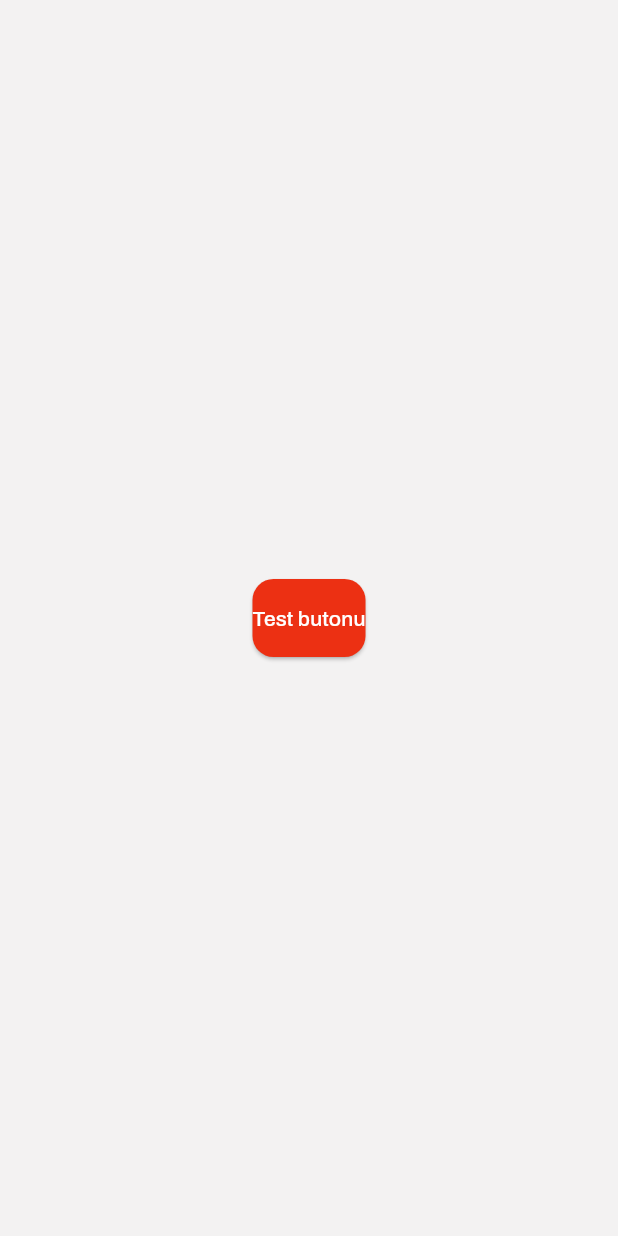
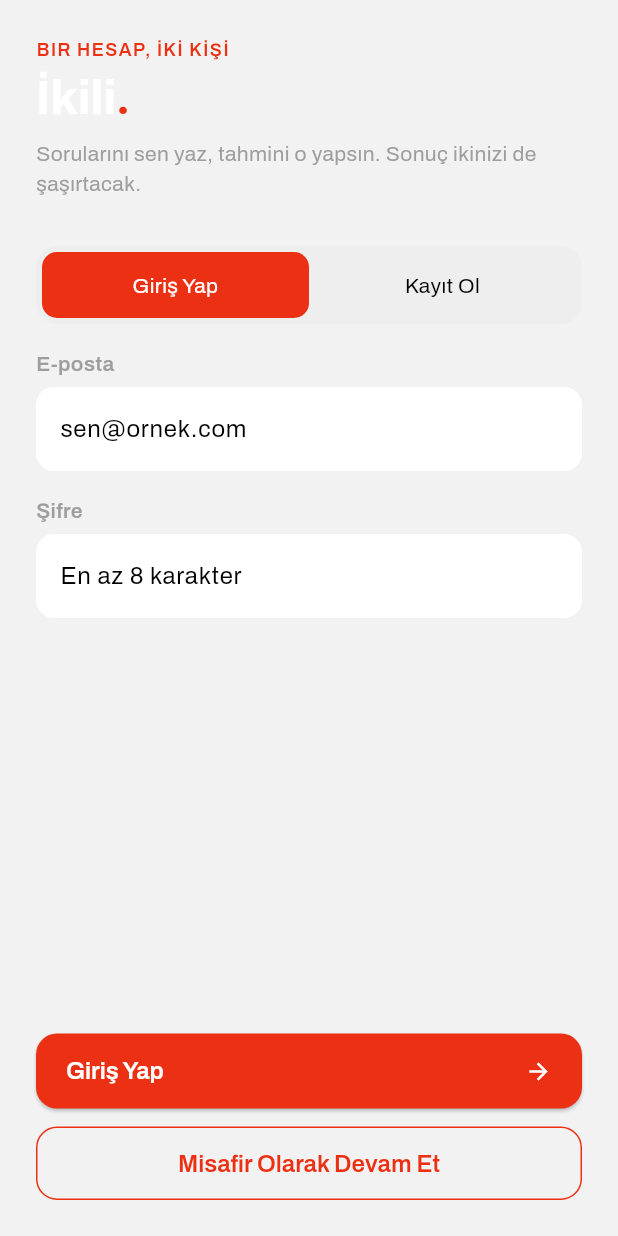
Before and after one commit to batuhangozegu/ikili-app, a Flutter app: the screen it shows after launch, on a phone screen of 412 x 824 dp. Run offline on Flutter 3.47's test engine with Material 3 defaults, Android fonts, the phone set to English and light mode, and no system bars; our stand-ins replace firebase_core, google_fonts; accounts and stored records are empty; generated files the repository leaves out were written again.

Commit message:
Complete login screen with reusable widgets and folder structure

```diff
--- a/lib/core/theme/app_theme.dart
+++ b/lib/core/theme/app_theme.dart
@@ -7,19 +7,27 @@ class AppTheme {
   static ThemeData light = ThemeData(
     brightness: Brightness.light,
     scaffoldBackgroundColor: const Color(0xFFF3F2F2),
-    colorScheme: ColorScheme.light(
-      primary: accent,
-      secondary: accent,
-    ),
+    colorScheme: ColorScheme.light(primary: accent, secondary: accent),
     textTheme: GoogleFonts.archivoTextTheme(),
     elevatedButtonTheme: ElevatedButtonThemeData(
       style: ElevatedButton.styleFrom(
         backgroundColor: accent,
         foregroundColor: Colors.white,
-        shape: RoundedRectangleBorder(
-          borderRadius: BorderRadius.circular(14),
+        textStyle: GoogleFonts.archivo(
+          fontWeight: FontWeight.w600,
+          fontSize: 16,
         ),
+        shape: RoundedRectangleBorder(borderRadius: BorderRadius.circular(14)),
         padding: const EdgeInsets.symmetric(vertical: 16),
+      ),
+    ),
+    outlinedButtonTheme: OutlinedButtonThemeData(
+      style: OutlinedButton.styleFrom(
+        textStyle: GoogleFonts.archivo(
+          fontWeight: FontWeight.w600,
+          fontSize: 16,
+        ),
+        shape: RoundedRectangleBorder(borderRadius: BorderRadius.circular(14)),
       ),
     ),
     inputDecorationTheme: InputDecorationTheme(
@@ -32,31 +40,54 @@ class AppTheme {
     ),
   );
 
+  static TextStyle heading = GoogleFonts.archivo(
+    fontSize: 32,
+    fontWeight: FontWeight.bold,
+  );
+
+  static TextStyle eyebrow = GoogleFonts.archivo(
+    fontSize: 12,
+    fontWeight: FontWeight.w600,
+    letterSpacing: 1,
+    color: accent,
+  );
+
+  static TextStyle body = GoogleFonts.archivo(fontSize: 14, color: Colors.grey);
+
   static ThemeData dark = ThemeData(
     brightness: Brightness.dark,
     scaffoldBackgroundColor: const Color(0xFF1A1918),
-    colorScheme: ColorScheme.dark(
-      primary: accent,
-      secondary: accent,
-    ),
+    colorScheme: ColorScheme.dark(primary: accent, secondary: accent),
     textTheme: GoogleFonts.archivoTextTheme(ThemeData.dark().textTheme),
     elevatedButtonTheme: ElevatedButtonThemeData(
       style: ElevatedButton.styleFrom(
         backgroundColor: accent,
         foregroundColor: Colors.white,
-        shape: RoundedRectangleBorder(
-          borderRadius: BorderRadius.circular(14),
+        textStyle: GoogleFonts.archivo(
+          fontWeight: FontWeight.w600,
+          fontSize: 16,
         ),
+        shape: RoundedRectangleBorder(borderRadius: BorderRadius.circular(14)),
         padding: const EdgeInsets.symmetric(vertical: 16),
+      ),
+    ),
+    outlinedButtonTheme: OutlinedButtonThemeData(
+      style: OutlinedButton.styleFrom(
+        textStyle: GoogleFonts.archivo(
+          fontWeight: FontWeight.w600,
+          fontSize: 16,
+        ),
+        shape: RoundedRectangleBorder(borderRadius: BorderRadius.circular(14)),
       ),
     ),
     inputDecorationTheme: InputDecorationTheme(
       filled: true,
       fillColor: const Color(0xFF2A2827),
+      contentPadding: const EdgeInsets.symmetric(horizontal: 16, vertical: 14),
       border: OutlineInputBorder(
         borderRadius: BorderRadius.circular(12),
         borderSide: BorderSide.none,
       ),
-    )
+    ),
   );
 }
--- a/lib/main.dart
+++ b/lib/main.dart
@@ -2,6 +2,7 @@ import 'package:firebase_core/firebase_core.dart';
 import 'package:flutter/material.dart';
 import 'package:ikili_app/core/theme/app_theme.dart';
 import 'package:ikili_app/firebase_options.dart';
+import 'package:ikili_app/presentation/screens/login/login_screen.dart';
 
 
 void main() async {
@@ -13,7 +14,7 @@ void main() async {
 }
 
 class MyApp extends StatelessWidget {
-  const new({super.key});
+  const MyApp({super.key});
 
   @override
   Widget build(BuildContext context) {
@@ -22,13 +23,7 @@ class MyApp extends StatelessWidget {
       darkTheme: AppTheme.dark,
       themeMode: ThemeMode.system,
       title: "İkili App",
-      home: Scaffold(
-        body: Center(child: ElevatedButton(
-          onPressed: () {},
-         child: const Text("Test butonu")
-         ),
-        ),
-      ),
+      home: const LoginScreen(),
     );
   }
 }
--- /dev/null
+++ b/lib/presentation/screens/login/login_screen.dart
@@ -0,0 +1,142 @@
+import 'package:flutter/material.dart';
+import 'package:ikili_app/core/theme/app_theme.dart';
+import 'package:ikili_app/presentation/screens/widgets/auth_mode_toggle.dart';
+import 'package:ikili_app/presentation/widgets/labeled_text_field.dart';
+
+class LoginScreen extends StatefulWidget {
+  const LoginScreen({super.key});
+
+  @override
+  State<LoginScreen> createState() => _LoginScreenState();
+}
+
+class _LoginScreenState extends State<LoginScreen> {
+  final _emailController = TextEditingController();
+  final _passwordController = TextEditingController();
+  final _confirmPasswordController = TextEditingController();
+  bool _isLoginMode = true;
+
+  @override
+  Widget build(BuildContext context) {
+    return Scaffold(
+      body: SafeArea(
+        child: SingleChildScrollView(
+          child: ConstrainedBox(
+            constraints: BoxConstraints(
+              minHeight:
+                  MediaQuery.of(context).size.height -
+                  MediaQuery.of(context).padding.top,
+            ),
+            child: IntrinsicHeight(
+              child: Padding(
+                padding: const EdgeInsets.all(24.0),
+                child: Column(
+                  crossAxisAlignment: CrossAxisAlignment.start,
+                  children: [
+                    Text('BIR HESAP, İKİ KİŞİ', style: AppTheme.eyebrow),
+                    const SizedBox(height: 5),
+                    RichText(
+                      text: TextSpan(
+                        style: AppTheme.heading,
+                        children: [
+                          const TextSpan(text: 'İkili'),
+                          TextSpan(
+                            text: ".",
+                            style: TextStyle(color: AppTheme.accent),
+                          ),
+                        ],
+                      ),
+                    ),
+
+                    const SizedBox(height: 8),
+
+                    Text(
+                      'Sorularını sen yaz, tahmini o yapsın. Sonuç ikinizi de şaşırtacak.',
+                      style: AppTheme.body,
+                    ),
+
+                    const SizedBox(height: 32),
+
+                    AuthModeToggle(
+                      isLoginMode: _isLoginMode,
+                      onModeChanged: (value) => setState(() => _isLoginMode = value)
+                      ),
+
+                    const SizedBox(height: 16),
+
+                    LabeledTextField(
+                      label: 'E-posta',
+                      hint: "sen@ornek.com",
+                      controller: _emailController
+                      ),
+
+                    const SizedBox(height: 16),
+
+                    LabeledTextField(
+                      label: 'Şifre',
+                      hint: 'En az 8 karakter',
+                      controller: _passwordController,
+                      obscureText: true,
+                      ),
+
+                    if (!_isLoginMode) ...[
+                      const SizedBox(height: 16),
+                      LabeledTextField(
+                        label: 'Şifre Tekrar',
+                        hint: 'Şifreni tekrar gir',
+                        controller: _confirmPasswordController,
+                        obscureText: true)
+                    ],
+
+                    const Spacer(),
+
+                    SizedBox(
+                      width: double.infinity,
+                      child: ElevatedButton(
+                        onPressed: () {},
+                        style: ElevatedButton.styleFrom(
+                          padding: const EdgeInsets.symmetric(
+                            horizontal: 20,
+                            vertical: 16,
+                          ),
+                        ),
+                        child: Row(
+                          mainAxisAlignment: MainAxisAlignment.spaceBetween,
+                          children: [
+                            Text(_isLoginMode ? 'Giriş Yap' : 'Hesap Oluştur'),
+                            const Icon(Icons.arrow_forward),
+                          ],
+                        ),
+                      ),
+                    ),
+
+                    const SizedBox(height: 12),
+
+                    SizedBox(
+                      width: double.infinity,
+                      child: OutlinedButton(
+                        onPressed: () {},
+                        style: OutlinedButton.styleFrom(
+                          padding: const EdgeInsets.symmetric(
+                            horizontal: 20,
+                            vertical: 16,
+                          ),
+                          side: const BorderSide(color: AppTheme.accent),
+                          foregroundColor: AppTheme.accent,
+                          shape: RoundedRectangleBorder(
+                            borderRadius: BorderRadius.circular(14),
+                          ),
+                        ),
+                        child: const Text('Misafir Olarak Devam Et'),
+                      ),
+                    ),
+                  ],
+                ), // Column
+              ), // Padding
+            ), // IntrinsicHeight
+          ), // ConstrainedBox
+        ), // SingleChildScrollView
+      ), // SafeArea
+    ); // Scaffold
+  } // build
+}
--- /dev/null
+++ b/lib/presentation/screens/widgets/auth_mode_toggle.dart
@@ -0,0 +1,78 @@
+import 'package:flutter/material.dart';
+import 'package:ikili_app/core/theme/app_theme.dart';
+
+class AuthModeToggle extends StatelessWidget {
+  final bool isLoginMode;
+  final ValueChanged<bool> onModeChanged;
+
+  const AuthModeToggle({
+    super.key,
+    required this.isLoginMode,
+    required this.onModeChanged,
+    });
+
+  @override
+  Widget build(BuildContext context) {
+    return Container(
+                      padding: const EdgeInsets.all(4),
+                      decoration: BoxDecoration(
+                        color: Colors.grey.shade200,
+                        borderRadius: BorderRadius.circular(14),
+                      ),
+                      child: Row(
+                        children: [
+                          Expanded(
+                            child: GestureDetector(
+                              onTap: () => onModeChanged(true),
+                              child: Container(
+                                padding: const EdgeInsets.symmetric(
+                                  vertical: 12,
+                                ),
+                                decoration: BoxDecoration(
+                                  color: isLoginMode
+                                      ? AppTheme.accent
+                                      : Colors.transparent,
+                                  borderRadius: BorderRadius.circular(10),
+                                ),
+                                child: Text(
+                                  'Giriş Yap',
+                                  textAlign: TextAlign.center,
+                                  style: TextStyle(
+                                    color: isLoginMode
+                                        ? Colors.white
+                                        : Colors.black,
+                                  ),
+                                ),
+                              ),
+                            ),
+                          ),
+                          Expanded(
+                            child: GestureDetector(
+                              onTap: () => onModeChanged(false),
+                              child: Container(
+                                padding: const EdgeInsets.symmetric(
+                                  vertical: 12,
+                                ),
+                                decoration: BoxDecoration(
+                                  color: !isLoginMode
+                                      ? AppTheme.accent
+                                      : Colors.transparent,
+                                  borderRadius: BorderRadius.circular(10),
+                                ),
+                                child: Text(
+                                  'Kayıt Ol',
+                                  textAlign: TextAlign.center,
+                                  style: TextStyle(
+                                    color: !isLoginMode
+                                        ? Colors.white
+                                        : Colors.black,
+                                  ),
+                                ),
+                              ),
+                            ),
+                          ),
+                        ],
+                      ),
+                    );
+  }
+}
--- /dev/null
+++ b/lib/presentation/widgets/labeled_text_field.dart
@@ -0,0 +1,33 @@
+import 'package:flutter/material.dart';
+import 'package:ikili_app/core/theme/app_theme.dart';
+
+class LabeledTextField extends StatelessWidget {
+  final String label;
+  final String hint;
+  final TextEditingController controller;
+  final bool obscureText;
+
+  const LabeledTextField({
+    super.key,
+    required this.label,
+    required this.hint,
+    required this.controller,
+    this.obscureText = false,
+  });
+
+  @override
+  Widget build(BuildContext context) {
+    return Column(
+      crossAxisAlignment: CrossAxisAlignment.start,
+      children: [
+        Text(label, style: AppTheme.body.copyWith(fontWeight: FontWeight.w600)),
+        const SizedBox(height: 6),
+        TextField(
+          controller: controller,
+          obscureText: obscureText,
+          decoration: InputDecoration(hintText: hint),
+        ),
+      ],
+    );
+  }
+}
```
